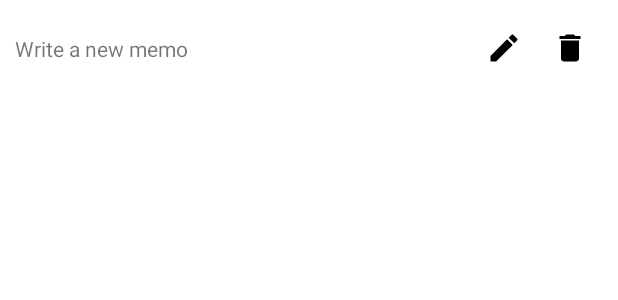
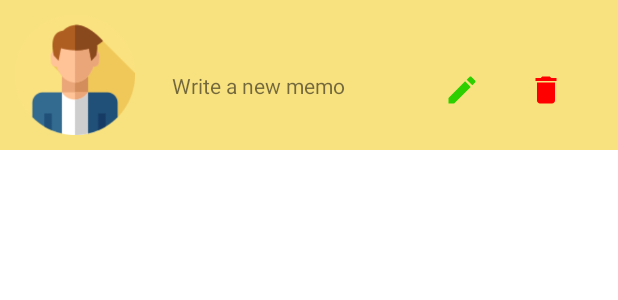
Before and after one commit to CloudDear/TugasBesar_MBanking_18_Revisi, an Android app: the layout adapter_memo.xml on its own in the app's theme, with its tools: preview values and no code run, on a phone screen of 412 x 824 dp. Shown: the top 300 px of the screen. Run offline under Robolectric (Android 15) with nearby library versions, the phone set to English and light mode, and no system bars.

Commit message:
Tambahan Tampilan Daftar Transaksi

```diff
--- a/app/src/main/res/layout/adapter_memo.xml
+++ b/app/src/main/res/layout/adapter_memo.xml
@@ -5,34 +5,54 @@
     xmlns:tools="http://schemas.android.com/tools"
     android:layout_width="match_parent"
     android:layout_height="wrap_content"
-    android:padding="10dp">
+    android:padding="10dp"
+        android:background="#F8E280"
+    >
+
     <TextView
         android:id="@+id/text_title"
         android:layout_width="0dp"
         android:layout_height="wrap_content"
-        tools:text="Write a new memo"
+        android:layout_marginLeft="10dp"
+        android:layout_marginEnd="56dp"
+        app:layout_constraintBottom_toBottomOf="parent"
+        app:layout_constraintEnd_toStartOf="@+id/icon_edit"
+        app:layout_constraintLeft_toRightOf="@+id/iconDaftarTransaksi"
         app:layout_constraintTop_toTopOf="parent"
-        app:layout_constraintBottom_toBottomOf="parent"
-        app:layout_constraintStart_toStartOf="parent"
-        app:layout_constraintEnd_toStartOf="@+id/icon_edit"
+        app:layout_constraintVertical_bias="0.617"
+        tools:text="Write a new memo" />
+
+    <ImageView
+        android:layout_width="80dp"
+        android:layout_height="80dp"
+        android:id="@+id/iconDaftarTransaksi"
+        android:src="@drawable/daftartransferavatartwo"
+        app:layout_constraintLeft_toLeftOf="parent"
+        app:layout_constraintTop_toTopOf="parent"
         />
+
     <ImageView
         android:id="@+id/icon_edit"
         android:layout_width="wrap_content"
         android:layout_height="wrap_content"
+        android:layout_marginTop="28dp"
+        android:layout_marginEnd="12dp"
+        android:padding="10dp"
         android:src="@drawable/ic_edit"
-        android:padding="10dp"
-        app:layout_constraintTop_toTopOf="parent"
+        app:tint="#2DCF00"
         app:layout_constraintEnd_toStartOf="@+id/icon_delete"
-        />
+        app:layout_constraintTop_toTopOf="parent" />
+
     <ImageView
         android:id="@+id/icon_delete"
         android:layout_width="wrap_content"
         android:layout_height="wrap_content"
+        android:layout_marginTop="28dp"
+        android:layout_marginEnd="16dp"
+        android:padding="10dp"
         android:src="@drawable/ic_delete"
-        android:padding="10dp"
-        app:layout_constraintTop_toTopOf="parent"
+        app:tint="#FF0000"
         app:layout_constraintEnd_toEndOf="parent"
-        />
+        app:layout_constraintTop_toTopOf="parent" />
 
 </androidx.constraintlayout.widget.ConstraintLayout>
```
Also changed, not shown: app/src/main/res/drawable-v24/daftartransferavatar.jpg (added), app/src/main/res/drawable-v24/daftartransferavatartwo.png (added), app/src/main/res/drawable-v24/transferavatar.png (added).
